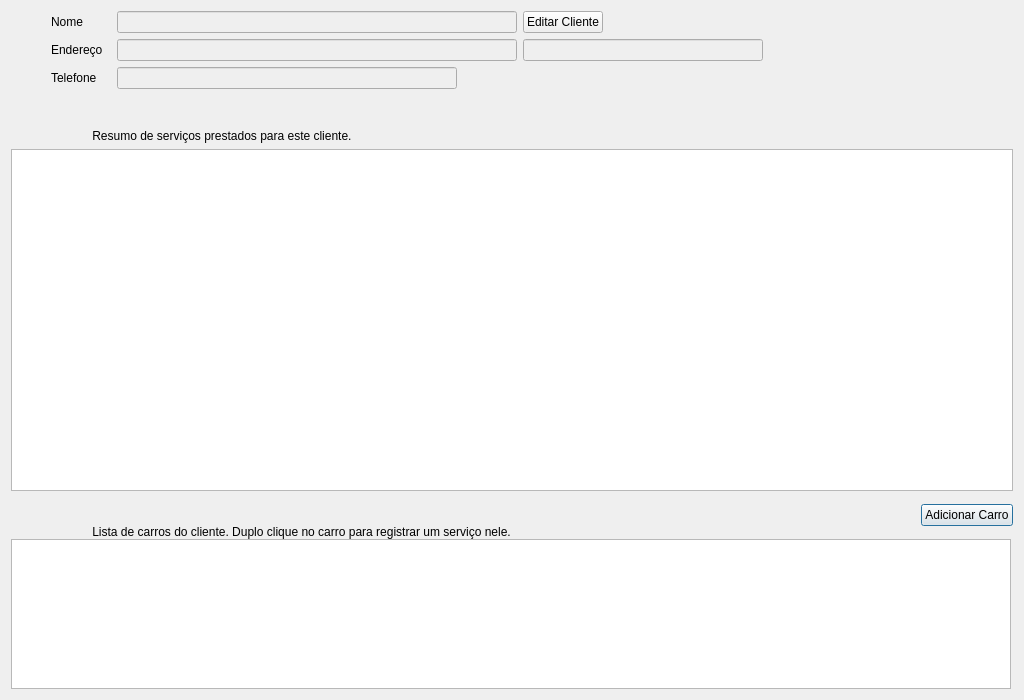
Qt form clientinfo.ui (bedi1982/Oficina) before a commit.
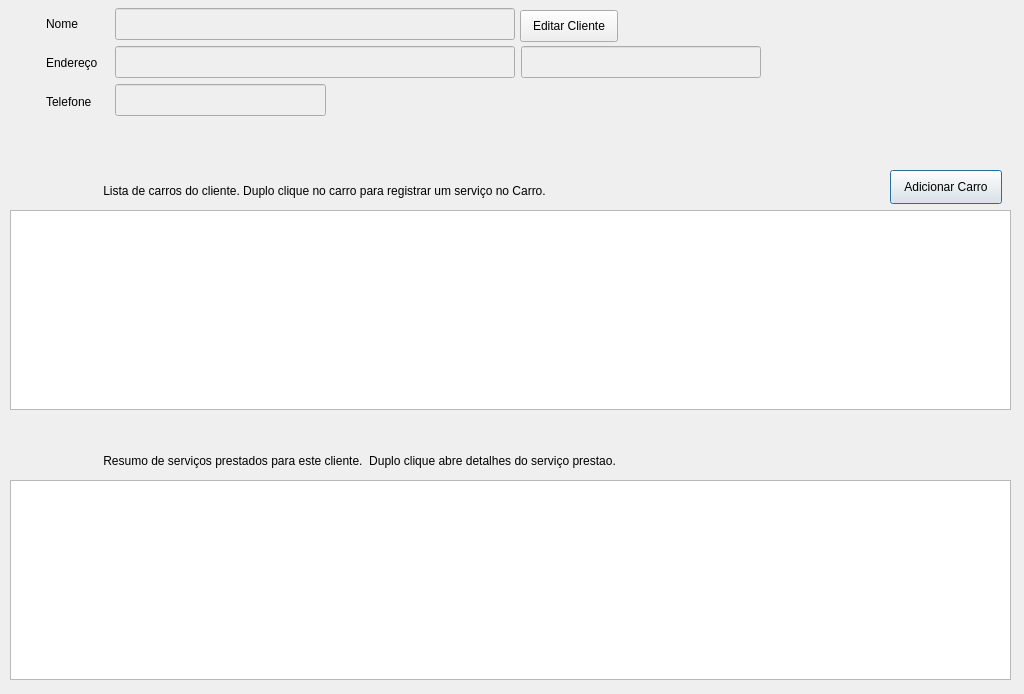
The same form after that commit.

```diff
--- a/clientinfo.ui
+++ b/clientinfo.ui
@@ -7,7 +7,7 @@
     <x>0</x>
     <y>0</y>
     <width>1024</width>
-    <height>700</height>
+    <height>694</height>
    </rect>
   </property>
   <property name="sizePolicy">
@@ -19,27 +19,242 @@
   <property name="minimumSize">
    <size>
     <width>1024</width>
-    <height>700</height>
+    <height>694</height>
+   </size>
+  </property>
+  <property name="maximumSize">
+   <size>
+    <width>1024</width>
+    <height>694</height>
    </size>
   </property>
   <property name="windowTitle">
    <string>Resumo do cliente</string>
   </property>
-  <layout class="QGridLayout" name="gridLayout_2">
-   <item row="0" column="0">
-    <layout class="QVBoxLayout" name="verticalLayout_2">
-     <property name="spacing">
-      <number>6</number>
-     </property>
-     <property name="sizeConstraint">
-      <enum>QLayout::SetMinAndMaxSize</enum>
-     </property>
-     <property name="leftMargin">
+  <widget class="QLabel" name="lbl_ClientInfo">
+   <property name="geometry">
+    <rect>
+     <x>850</x>
+     <y>10</y>
+     <width>151</width>
+     <height>161</height>
+    </rect>
+   </property>
+   <property name="text">
+    <string/>
+   </property>
+  </widget>
+  <widget class="QTableView" name="tbl_clientCars">
+   <property name="geometry">
+    <rect>
+     <x>10</x>
+     <y>210</y>
+     <width>1001</width>
+     <height>200</height>
+    </rect>
+   </property>
+   <property name="minimumSize">
+    <size>
+     <width>0</width>
+     <height>200</height>
+    </size>
+   </property>
+   <property name="maximumSize">
+    <size>
+     <width>3453453</width>
+     <height>45345</height>
+    </size>
+   </property>
+  </widget>
+  <widget class="QPushButton" name="btn_addClientCarro">
+   <property name="geometry">
+    <rect>
+     <x>890</x>
+     <y>170</y>
+     <width>112</width>
+     <height>34</height>
+    </rect>
+   </property>
+   <property name="sizePolicy">
+    <sizepolicy hsizetype="Fixed" vsizetype="Fixed">
+     <horstretch>0</horstretch>
+     <verstretch>0</verstretch>
+    </sizepolicy>
+   </property>
+   <property name="text">
+    <string>Adicionar Carro</string>
+   </property>
+  </widget>
+  <widget class="QLabel" name="lbl_NewCarIcon">
+   <property name="geometry">
+    <rect>
+     <x>20</x>
+     <y>140</y>
+     <width>48</width>
+     <height>48</height>
+    </rect>
+   </property>
+   <property name="minimumSize">
+    <size>
+     <width>48</width>
+     <height>48</height>
+    </size>
+   </property>
+   <property name="maximumSize">
+    <size>
+     <width>48</width>
+     <height>48</height>
+    </size>
+   </property>
+   <property name="text">
+    <string/>
+   </property>
+  </widget>
+  <widget class="QLabel" name="lbl_ClientCars">
+   <property name="geometry">
+    <rect>
+     <x>70</x>
+     <y>180</y>
+     <width>551</width>
+     <height>18</height>
+    </rect>
+   </property>
+   <property name="text">
+    <string>          Lista de carros do cliente. Duplo clique no carro para registrar um serviço no Carro.</string>
+   </property>
+   <property name="alignment">
+    <set>Qt::AlignBottom|Qt::AlignLeading|Qt::AlignLeft</set>
+   </property>
+  </widget>
+  <widget class="QLineEdit" name="line_Phone">
+   <property name="enabled">
+    <bool>false</bool>
+   </property>
+   <property name="geometry">
+    <rect>
+     <x>115</x>
+     <y>84</y>
+     <width>211</width>
+     <height>32</height>
+    </rect>
+   </property>
+   <property name="maximumSize">
+    <size>
+     <width>340</width>
+     <height>16777215</height>
+    </size>
+   </property>
+   <property name="maxLength">
+    <number>34</number>
+   </property>
+  </widget>
+  <widget class="QLineEdit" name="line_ClientCity">
+   <property name="enabled">
+    <bool>false</bool>
+   </property>
+   <property name="geometry">
+    <rect>
+     <x>521</x>
+     <y>46</y>
+     <width>240</width>
+     <height>32</height>
+    </rect>
+   </property>
+   <property name="maximumSize">
+    <size>
+     <width>240</width>
+     <height>16777215</height>
+    </size>
+   </property>
+  </widget>
+  <widget class="QLineEdit" name="line_Address">
+   <property name="enabled">
+    <bool>false</bool>
+   </property>
+   <property name="geometry">
+    <rect>
+     <x>115</x>
+     <y>46</y>
+     <width>400</width>
+     <height>32</height>
+    </rect>
+   </property>
+   <property name="maximumSize">
+    <size>
+     <width>400</width>
+     <height>32</height>
+    </size>
+   </property>
+   <property name="maxLength">
+    <number>50</number>
+   </property>
+  </widget>
+  <widget class="QLineEdit" name="line_Name">
+   <property name="enabled">
+    <bool>false</bool>
+   </property>
+   <property name="geometry">
+    <rect>
+     <x>115</x>
+     <y>8</y>
+     <width>400</width>
+     <height>32</height>
+    </rect>
+   </property>
+   <property name="minimumSize">
+    <size>
+     <width>400</width>
+     <height>0</height>
+    </size>
+   </property>
+   <property name="maximumSize">
+    <size>
+     <width>400</width>
+     <height>32</height>
+    </size>
+   </property>
+   <property name="maxLength">
       <number>40</number>
      </property>
-     <property name="topMargin">
-      <number>0</number>
-     </property>
+  </widget>
+  <widget class="QPushButton" name="btn_atualizarCliente">
+   <property name="geometry">
+    <rect>
+     <x>520</x>
+     <y>10</y>
+     <width>98</width>
+     <height>32</height>
+    </rect>
+   </property>
+   <property name="sizePolicy">
+    <sizepolicy hsizetype="Fixed" vsizetype="Ignored">
+     <horstretch>0</horstretch>
+     <verstretch>0</verstretch>
+    </sizepolicy>
+   </property>
+   <property name="minimumSize">
+    <size>
+     <width>0</width>
+     <height>0</height>
+    </size>
+   </property>
+   <property name="layoutDirection">
+    <enum>Qt::LeftToRight</enum>
+   </property>
+   <property name="text">
+    <string>Editar Cliente</string>
+   </property>
+  </widget>
+  <widget class="QWidget" name="layoutWidget">
+   <property name="geometry">
+    <rect>
+     <x>46</x>
+     <y>7</y>
+     <width>62</width>
+     <height>111</height>
+    </rect>
+   </property>
+   <layout class="QVBoxLayout" name="verticalLayout">
      <item>
       <widget class="QLabel" name="lbl_clientName">
        <property name="sizePolicy">
@@ -104,43 +319,16 @@
       </widget>
      </item>
     </layout>
-   </item>
-   <item row="1" column="0" colspan="2">
-    <layout class="QVBoxLayout" name="verticalLayout_5">
-     <property name="spacing">
-      <number>0</number>
-     </property>
-     <item>
-      <layout class="QVBoxLayout" name="verticalLayout_3">
-       <property name="spacing">
-        <number>6</number>
-       </property>
-       <item>
-        <layout class="QHBoxLayout" name="horizontalLayout">
-         <property name="spacing">
-          <number>0</number>
-         </property>
-         <item>
-          <widget class="QLabel" name="lbl_ServiceIcon">
-           <property name="minimumSize">
-            <size>
-             <width>48</width>
-             <height>48</height>
-            </size>
-           </property>
-           <property name="maximumSize">
-            <size>
-             <width>48</width>
-             <height>16777215</height>
-            </size>
-           </property>
-           <property name="text">
-            <string/>
-           </property>
-          </widget>
-         </item>
-         <item>
+  </widget>
           <widget class="QLabel" name="lbl_ClientServicesHistoric">
+   <property name="geometry">
+    <rect>
+     <x>70</x>
+     <y>450</y>
+     <width>641</width>
+     <height>18</height>
+    </rect>
+   </property>
            <property name="sizeIncrement">
             <size>
              <width>1</width>
@@ -148,17 +336,21 @@
             </size>
            </property>
            <property name="text">
-            <string>          Resumo de serviços prestados para este cliente. </string>
+    <string>          Resumo de serviços prestados para este cliente.  Duplo clique abre detalhes do serviço prestao.</string>
            </property>
            <property name="alignment">
             <set>Qt::AlignBottom|Qt::AlignLeading|Qt::AlignLeft</set>
            </property>
           </widget>
-         </item>
-        </layout>
-       </item>
-       <item>
         <widget class="QTableView" name="tbl_ClientServices">
+   <property name="geometry">
+    <rect>
+     <x>10</x>
+     <y>480</y>
+     <width>1001</width>
+     <height>200</height>
+    </rect>
+   </property>
          <property name="sizePolicy">
           <sizepolicy hsizetype="Ignored" vsizetype="Expanding">
            <horstretch>0</horstretch>
@@ -167,209 +359,50 @@
          </property>
          <property name="minimumSize">
           <size>
-           <width>1000</width>
-           <height>0</height>
-          </size>
-         </property>
-        </widget>
-       </item>
-      </layout>
-     </item>
-     <item>
-      <layout class="QVBoxLayout" name="verticalLayout_4">
-       <item>
-        <layout class="QHBoxLayout" name="horizontalLayout_3">
-         <item>
-          <layout class="QHBoxLayout" name="horizontalLayout_2">
-           <item>
-            <widget class="QLabel" name="lbl_NewCarIcon">
-             <property name="minimumSize">
-              <size>
-               <width>48</width>
-               <height>48</height>
-              </size>
-             </property>
-             <property name="maximumSize">
-              <size>
-               <width>48</width>
-               <height>48</height>
-              </size>
-             </property>
-             <property name="text">
-              <string/>
-             </property>
-            </widget>
-           </item>
-           <item>
-            <widget class="QLabel" name="lbl_ClientCars">
-             <property name="text">
-              <string>          Lista de carros do cliente. Duplo clique no carro para registrar um serviço nele.</string>
-             </property>
-             <property name="alignment">
-              <set>Qt::AlignBottom|Qt::AlignLeading|Qt::AlignLeft</set>
-             </property>
-            </widget>
-           </item>
-          </layout>
-         </item>
-         <item>
-          <widget class="QPushButton" name="btn_addClientCarro">
-           <property name="sizePolicy">
-            <sizepolicy hsizetype="Fixed" vsizetype="Fixed">
-             <horstretch>0</horstretch>
-             <verstretch>0</verstretch>
-            </sizepolicy>
-           </property>
-           <property name="text">
-            <string>Adicionar Carro</string>
-           </property>
-          </widget>
-         </item>
-        </layout>
-       </item>
-       <item>
-        <widget class="QTableView" name="tbl_clientCars">
-         <property name="maximumSize">
-          <size>
-           <width>1000</width>
-           <height>150</height>
-          </size>
-         </property>
-        </widget>
-       </item>
-      </layout>
-     </item>
-    </layout>
-   </item>
-   <item row="0" column="1">
-    <layout class="QHBoxLayout" name="horizontalLayout_4">
-     <property name="spacing">
-      <number>0</number>
-     </property>
-     <property name="sizeConstraint">
-      <enum>QLayout::SetMaximumSize</enum>
-     </property>
-     <property name="rightMargin">
-      <number>0</number>
-     </property>
-     <item>
-      <layout class="QGridLayout" name="gridLayout">
-       <property name="sizeConstraint">
-        <enum>QLayout::SetMinimumSize</enum>
-       </property>
-       <property name="spacing">
-        <number>6</number>
-       </property>
-       <item row="0" column="1">
-        <widget class="QPushButton" name="btn_atualizarCliente">
-         <property name="sizePolicy">
-          <sizepolicy hsizetype="Fixed" vsizetype="Ignored">
-           <horstretch>0</horstretch>
-           <verstretch>0</verstretch>
-          </sizepolicy>
-         </property>
-         <property name="minimumSize">
-          <size>
            <width>0</width>
            <height>0</height>
           </size>
          </property>
-         <property name="layoutDirection">
-          <enum>Qt::LeftToRight</enum>
-         </property>
-         <property name="text">
-          <string>Editar Cliente</string>
-         </property>
-        </widget>
-       </item>
-       <item row="1" column="0">
-        <widget class="QLineEdit" name="line_Address">
-         <property name="enabled">
-          <bool>false</bool>
-         </property>
-         <property name="maximumSize">
-          <size>
-           <width>400</width>
-           <height>32</height>
-          </size>
-         </property>
-         <property name="maxLength">
-          <number>50</number>
-         </property>
-        </widget>
-       </item>
-       <item row="2" column="0">
-        <widget class="QLineEdit" name="line_Phone">
-         <property name="enabled">
-          <bool>false</bool>
-         </property>
-         <property name="maximumSize">
-          <size>
-           <width>340</width>
-           <height>16777215</height>
-          </size>
-         </property>
-         <property name="maxLength">
-          <number>34</number>
-         </property>
-        </widget>
-       </item>
-       <item row="0" column="0">
-        <widget class="QLineEdit" name="line_Name">
-         <property name="enabled">
-          <bool>false</bool>
-         </property>
+  </widget>
+  <widget class="QLabel" name="lbl_ServiceIcon">
+   <property name="geometry">
+    <rect>
+     <x>30</x>
+     <y>430</y>
+     <width>48</width>
+     <height>48</height>
+    </rect>
+   </property>
          <property name="minimumSize">
           <size>
-           <width>400</width>
-           <height>0</height>
+     <width>48</width>
+     <height>48</height>
           </size>
          </property>
          <property name="maximumSize">
           <size>
-           <width>400</width>
-           <height>32</height>
-          </size>
-         </property>
-         <property name="maxLength">
-          <number>40</number>
-         </property>
-        </widget>
-       </item>
-       <item row="1" column="1">
-        <widget class="QLineEdit" name="line_ClientCity">
-         <property name="enabled">
-          <bool>false</bool>
-         </property>
-         <property name="maximumSize">
-          <size>
-           <width>240</width>
+     <width>48</width>
            <height>16777215</height>
-          </size>
-         </property>
-        </widget>
-       </item>
-       <item row="2" column="1">
-        <widget class="QLabel" name="label">
-         <property name="minimumSize">
-          <size>
-           <width>500</width>
-           <height>0</height>
           </size>
          </property>
          <property name="text">
           <string/>
          </property>
         </widget>
-       </item>
-      </layout>
-     </item>
-    </layout>
-   </item>
-  </layout>
-  <zorder></zorder>
-  <zorder></zorder>
-  <zorder></zorder>
+  <zorder>btn_addClientCarro</zorder>
+  <zorder>lbl_NewCarIcon</zorder>
+  <zorder>lbl_ClientCars</zorder>
+  <zorder>line_Phone</zorder>
+  <zorder>line_ClientCity</zorder>
+  <zorder>line_Address</zorder>
+  <zorder>line_Name</zorder>
+  <zorder>btn_atualizarCliente</zorder>
+  <zorder>layoutWidget</zorder>
+  <zorder>tbl_clientCars</zorder>
+  <zorder>lbl_ClientInfo</zorder>
+  <zorder>lbl_ClientServicesHistoric</zorder>
+  <zorder>tbl_ClientServices</zorder>
+  <zorder>lbl_ServiceIcon</zorder>
  </widget>
  <tabstops>
   <tabstop>tbl_ClientServices</tabstop>
```
Left out of the diff: 1 changed line with no effect on the pictures. Lines whose indentation alone changed are shown as unchanged.
